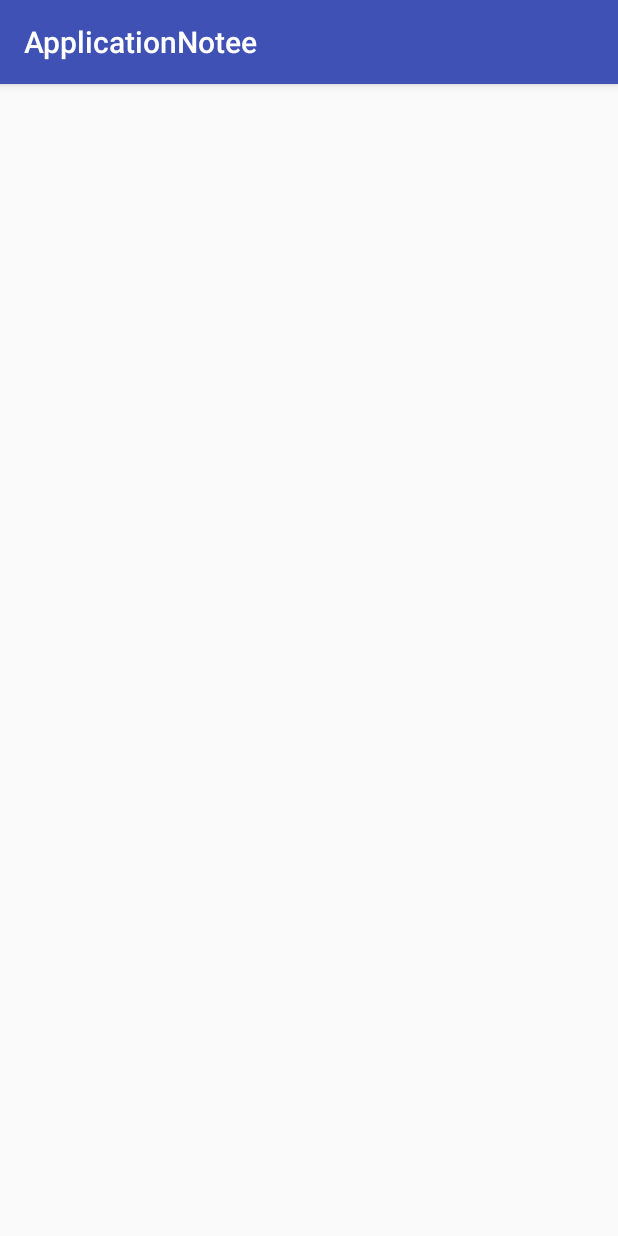
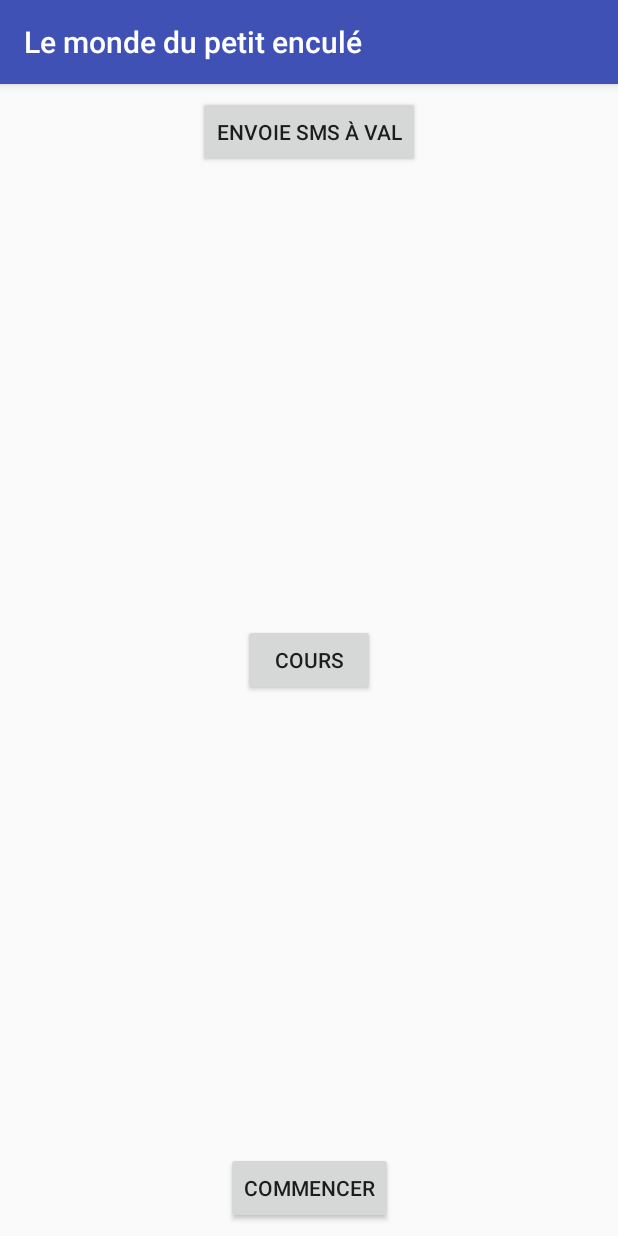
Before and after one commit to AifeDesPaix/trucnotelolmdr, an Android app: the MainActivity screen opened directly, with no data from a screen before it, on a phone screen of 412 x 824 dp. Run offline under Robolectric (Android 15) with nearby library versions, the phone set to English and light mode, and no system bars.

Commit message:
matin début lol

```diff
--- a/app/src/main/java/com/example/aifedespaix/applicationnotee/MainActivity.java
+++ b/app/src/main/java/com/example/aifedespaix/applicationnotee/MainActivity.java
@@ -1,29 +1,64 @@
 package com.example.aifedespaix.applicationnotee;
 
+import android.Manifest;
 import android.content.Intent;
+import android.support.v4.app.ActivityCompat;
 import android.support.v7.app.AppCompatActivity;
 import android.os.Bundle;
+import android.telephony.SmsManager;
+import android.view.View;
+import android.widget.Button;
 import android.widget.Toast;
 
 public class MainActivity extends AppCompatActivity {
 
-    private static final int REQUEST_FLAG = 1;
+    Button btnCommencer;
+    Button btnSms;
+    Button btnCours;
+
+    Intent intGhetto;
+    Intent intCours;
 
     @Override
     protected void onCreate(Bundle savedInstanceState) {
         super.onCreate(savedInstanceState);
         setContentView(R.layout.activity_main);
+
+        btnCours = (Button) findViewById(R.id.buttonCours);
+        btnCours.setOnClickListener(new View.OnClickListener() {
+            @Override
+            public void onClick(View view) {
+                intCours = new Intent(getApplicationContext(), Main2Activity.class);
+                startActivity(intCours);
+            }
+        });
+        btnCommencer = (Button) findViewById(R.id.buttonCommencer);
+        btnCommencer.setOnClickListener(new View.OnClickListener() {
+            @Override
+            public void onClick(View view) {
+                intGhetto = new Intent(getApplicationContext(), GuettoActivity.class);
+                startActivity(intGhetto);
+            }
+        });
+
+        btnSms = (Button) findViewById(R.id.buttonSms);
+        btnSms.setOnClickListener(new View.OnClickListener() {
+            @Override
+            public void onClick(View view) {
+                sendSmsTo("0618141984", "Coucou je suis androide");
+            }
+        });
     }
 
-    @Override
-    protected void onActivityResult(int requestCode, int resultCode, Intent data) {
-        if(requestCode == REQUEST_FLAG) {
-            if(requestCode == RESULT_OK) {
-                Toast.makeText(getApplicationContext(), "Validay", Toast.LENGTH_LONG).show();
-            } else if(requestCode == RESULT_CANCELED) {
-                Toast.makeText(getApplicationContext(), "Annulay", Toast.LENGTH_LONG).show();
-            }
+    private void sendSmsTo(String num, String message) {
+        try {
+            SmsManager manager = SmsManager.getDefault();
+            manager.sendTextMessage(num, null, message, null, null);
+            Toast.makeText(getApplicationContext(), message, Toast.LENGTH_LONG).show();
+        } catch (Exception e) {
+            System.out.println(e);
         }
-        super.onActivityResult(requestCode, resultCode, data);
+
     }
+
 }
--- a/app/src/main/res/layout/activity_main.xml
+++ b/app/src/main/res/layout/activity_main.xml
@@ -6,4 +6,43 @@
     android:layout_height="match_parent"
     tools:context="com.example.aifedespaix.applicationnotee.MainActivity">
 
+    <Button
+        android:id="@+id/buttonCommencer"
+        style="@style/Widget.AppCompat.Button"
+        android:layout_width="wrap_content"
+        android:layout_height="wrap_content"
+        android:layout_marginLeft="8dp"
+        android:layout_marginRight="8dp"
+        android:elevation="0dp"
+        android:text="Commencer"
+        app:layout_constraintLeft_toLeftOf="parent"
+        app:layout_constraintRight_toRightOf="parent"
+        app:layout_constraintBottom_toBottomOf="parent"
+        android:layout_marginBottom="8dp" />
+
+    <Button
+        android:id="@+id/buttonSms"
+        android:layout_width="wrap_content"
+        android:layout_height="wrap_content"
+        android:text="Envoie SMS à Val"
+        app:layout_constraintTop_toTopOf="parent"
+        android:layout_marginTop="8dp"
+        android:layout_marginRight="8dp"
+        app:layout_constraintRight_toRightOf="parent"
+        android:layout_marginLeft="8dp"
+        app:layout_constraintLeft_toLeftOf="parent" />
+
+    <Button
+        android:id="@+id/buttonCours"
+        android:layout_width="wrap_content"
+        android:layout_height="wrap_content"
+        android:layout_marginBottom="8dp"
+        android:layout_marginLeft="8dp"
+        android:layout_marginRight="8dp"
+        android:layout_marginTop="8dp"
+        android:text="Cours"
+        app:layout_constraintBottom_toTopOf="@+id/buttonCommencer"
+        app:layout_constraintLeft_toLeftOf="parent"
+        app:layout_constraintRight_toRightOf="parent"
+        app:layout_constraintTop_toBottomOf="@+id/buttonSms" />
 </android.support.constraint.ConstraintLayout>
--- a/app/src/main/res/values/strings.xml
+++ b/app/src/main/res/values/strings.xml
@@ -1,5 +1,5 @@
 <resources>
-    <string name="app_name">ApplicationNotee</string>
+    <string name="app_name">Le monde du petit enculé</string>
 
     <string name="title_activity_fullscreen__login_check">Fullscreen_LoginCheckActivity</string>
     <string name="dummy_button">Dummy Button</string>
```
Also changed, not shown: app/src/main/AndroidManifest.xml (+7 -1 lines), app/src/main/java/com/example/aifedespaix/applicationnotee/GuettoActivity.java (added, +13 -0 lines), app/src/main/java/com/example/aifedespaix/applicationnotee/Main2Activity.java (added, +60 -0 lines), app/src/main/java/com/example/aifedespaix/applicationnotee/Main3Activity.java (added, +38 -0 lines), app/src/main/res/layout/activity_guetto.xml (added, +16 -0 lines), app/src/main/res/layout/activity_main2.xml (added, +37 -0 lines), app/src/main/res/layout/activity_main3.xml (added, +28 -0 lines), app/src/main/ic_launcher-web.png, app/src/main/res/drawable-hdpi/ghetto.png (added), app/src/main/res/drawable-mdpi/ghetto.png (added), app/src/main/res/drawable-xhdpi/ghetto.png (added), app/src/main/res/drawable-xxhdpi/ghetto.png (added), app/src/main/res/mipmap-hdpi/ic_launcher.png, app/src/main/res/mipmap-mdpi/ic_launcher.png, 3 more files.
